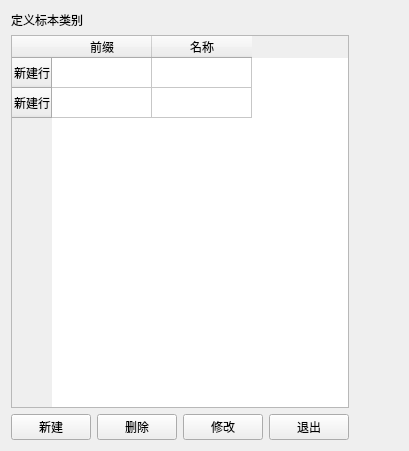
This is tabsystemset/otherwidget/specialindexset.ui in YYC572652645/PatholoSystem as Qt 5 draws it before an edit. The edited form follows.
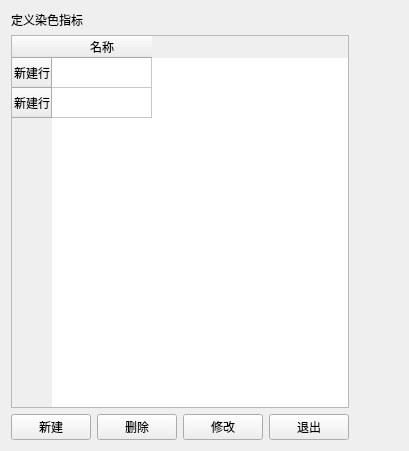
This is the edited form.

```diff
--- a/tabsystemset/otherwidget/specialindexset.ui
+++ b/tabsystemset/otherwidget/specialindexset.ui
@@ -21,7 +21,7 @@
        <item>
         <widget class="QLabel" name="label">
          <property name="text">
-          <string>定义标本类别</string>
+          <string>定义染色指标</string>
          </property>
         </widget>
        </item>
@@ -37,11 +37,6 @@
            <string>新建行</string>
           </property>
          </row>
-         <column>
-          <property name="text">
-           <string>前缀</string>
-          </property>
-         </column>
          <column>
           <property name="text">
            <string>名称</string>
```
